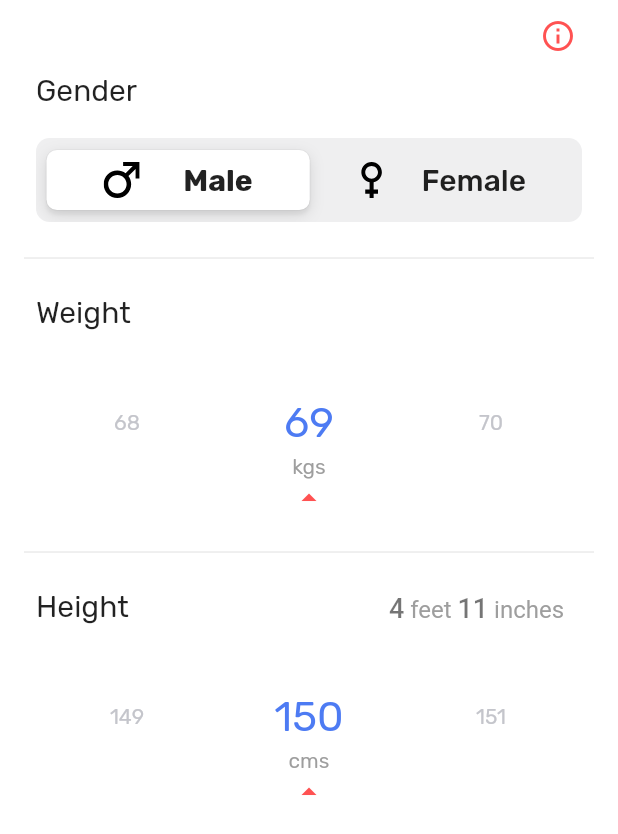
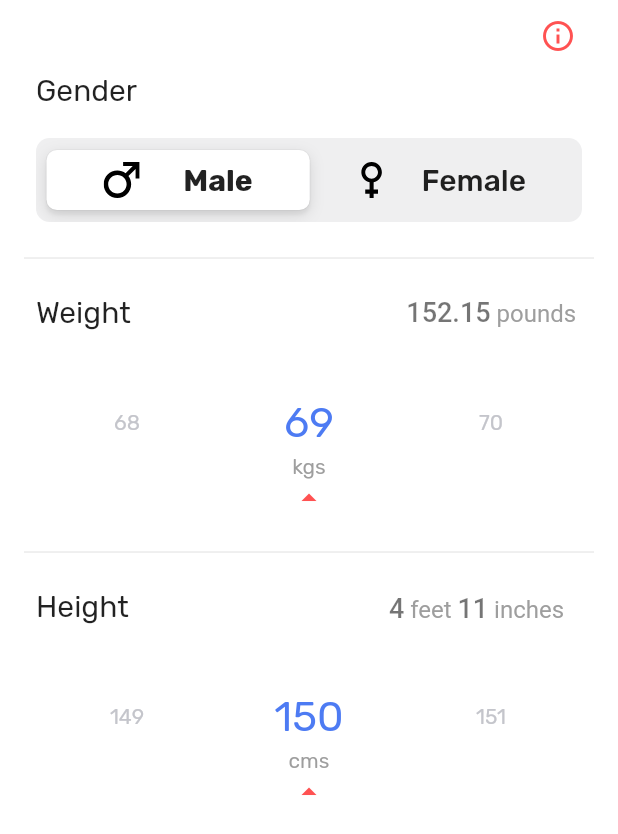
Before and after one commit to deepu513/greycells, a Flutter app: the HealthDetailsInputPage widget shown alone on an empty page, opened directly, after a tap on an icon or button, on a phone screen of 412 x 824 dp. Shown: the top 834 px of the screen. Run offline on Flutter 3.47's test engine with Material 2 defaults, Android fonts, the phone set to English and light mode, and no system bars; our stand-ins replace bloc, equatable, file_picker, flutter_bloc, flutter_svg, shared_preferences; accounts and stored records are empty; generated files the repository leaves out were written again.

Commit message:
Added weight in pounds

```diff
--- a/lib/view/pages/health_details_input_page.dart
+++ b/lib/view/pages/health_details_input_page.dart
@@ -5,19 +5,19 @@ import 'package:mental_health/view/widgets/height_card.dart';
 import 'package:mental_health/view/widgets/weight_card.dart';
 
 class HealthDetailsInputPage extends StatefulWidget {
-  final int initialHeight = 150;
-
   @override
   _HealthDetailsInputPageState createState() => _HealthDetailsInputPageState();
 }
 
 class _HealthDetailsInputPageState extends State<HealthDetailsInputPage> {
   int selectedHeight;
+  int selectedWeight;
 
   @override
   void initState() {
     super.initState();
-    selectedHeight = widget.initialHeight;
+    selectedHeight = 150;
+    selectedWeight = 70;
   }
 
   @override
@@ -58,12 +58,44 @@ class _HealthDetailsInputPageState extends State<HealthDetailsInputPage> {
           ),
           Padding(
               padding: const EdgeInsets.symmetric(horizontal: 8.0),
-              child: Text("Weight",
-                  style:
-                      TextStyle(fontSize: 20.0, fontWeight: FontWeight.w400))),
+              child: Row(
+                children: [
+                  Text("Weight",
+                      style: TextStyle(
+                          fontSize: 20.0, fontWeight: FontWeight.w400)),
+                  Spacer(),
+                  FittedBox(
+                    child: RichText(
+                      text: TextSpan(
+                          text:
+                              "${(selectedWeight * 2.205).toStringAsFixed(2)}",
+                          style: TextStyle(
+                              fontSize: 18.0,
+                              fontWeight: FontWeight.w500,
+                              color: Colors.black54),
+                          children: [
+                            TextSpan(
+                                text: " pounds ",
+                                style: TextStyle(
+                                    fontSize: 16.0,
+                                    color: Colors.grey,
+                                    fontWeight: FontWeight.w400)),
+                          ]),
+                    ),
+                    fit: BoxFit.contain,
+                  )
+                ],
+              )),
           Padding(
             padding: const EdgeInsets.symmetric(horizontal: 8.0),
-            child: Container(height: 124.0, child: WeightCard()),
+            child: Container(
+                height: 124.0,
+                child: WeightCard(
+                  initialWeight: selectedWeight,
+                  onWeightChanged: (val) => setState(() {
+                    selectedWeight = val;
+                  }),
+                )),
           ),
           SizedBox(
             height: 16.0,
@@ -89,7 +121,7 @@ class _HealthDetailsInputPageState extends State<HealthDetailsInputPage> {
             child: Container(
                 height: 124.0,
                 child: HeightCard(
-                  initialHeight: 150,
+                  initialHeight: selectedHeight,
                   onHeightChanged: (val) => setState(() {
                     selectedHeight = val;
                   }),
--- a/lib/view/widgets/weight_card.dart
+++ b/lib/view/widgets/weight_card.dart
@@ -3,8 +3,9 @@ import 'package:mental_health/view/widgets/weight_slider.dart';
 
 class WeightCard extends StatefulWidget {
   final int initialWeight;
+  final ValueChanged<int> onWeightChanged;
 
-  const WeightCard({Key key, this.initialWeight}) : super(key: key);
+  const WeightCard({Key key, this.initialWeight, this.onWeightChanged}) : super(key: key);
 
   @override
   _WeightCardState createState() => _WeightCardState();
@@ -30,7 +31,10 @@ class _WeightCardState extends State<WeightCard> {
               minValue: 30,
               maxValue: 110,
               value: weight,
-              onChanged: (val) => setState(() => weight = val),
+              onChanged: (val) => setState(() {
+                weight = val;
+                widget.onWeightChanged(weight);
+              }),
               width: constraints.maxWidth,
             );
           },
```
